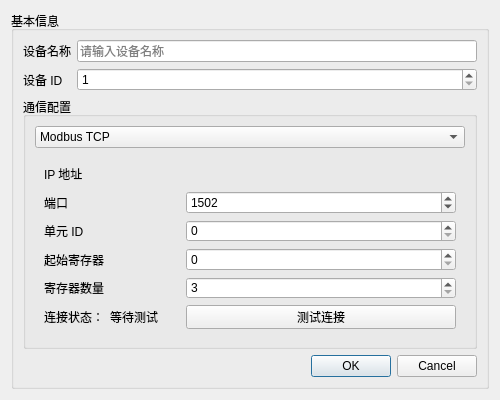
This is UI/adddevicedialog.ui in Chick9N/MonitoringSystem as Qt 5 draws it before an edit. The edited form follows.
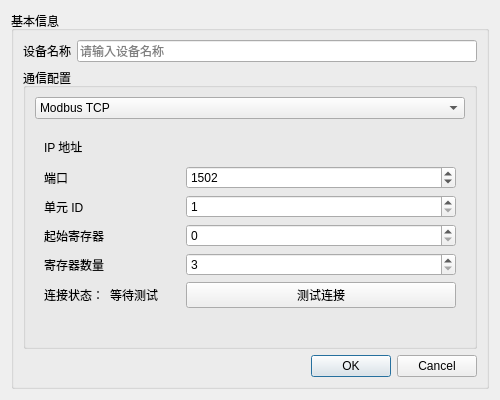
This is the edited form. Custom widgets are drawn as their Qt base class.

Commit message: 修复数据库查询用时过长造成界面卡死，变更设备id需人为设置到使用数据库自动分配

Patch:
```diff
--- a/UI/adddevicedialog.ui
+++ b/UI/adddevicedialog.ui
@@ -42,29 +42,6 @@
           </property>
          </widget>
         </item>
-        <item row="1" column="0">
-         <widget class="QLabel" name="idLabel">
-          <property name="text">
-           <string>设备 ID</string>
-          </property>
-         </widget>
-        </item>
-        <item row="1" column="1">
-         <widget class="QSpinBox" name="deviceIdSpinBox">
-          <property name="enabled">
-           <bool>true</bool>
-          </property>
-          <property name="wrapping">
-           <bool>false</bool>
-          </property>
-          <property name="minimum">
-           <number>1</number>
-          </property>
-          <property name="maximum">
-           <number>255</number>
-          </property>
-         </widget>
-        </item>
        </layout>
       </item>
       <item>
@@ -385,6 +362,9 @@
              </item>
              <item row="3" column="1">
               <widget class="QSpinBox" name="tcpUnitIdSpinBox">
+               <property name="minimum">
+                <number>1</number>
+               </property>
                <property name="maximum">
                 <number>255</number>
                </property>
```
The commit also changes 9 other files.
